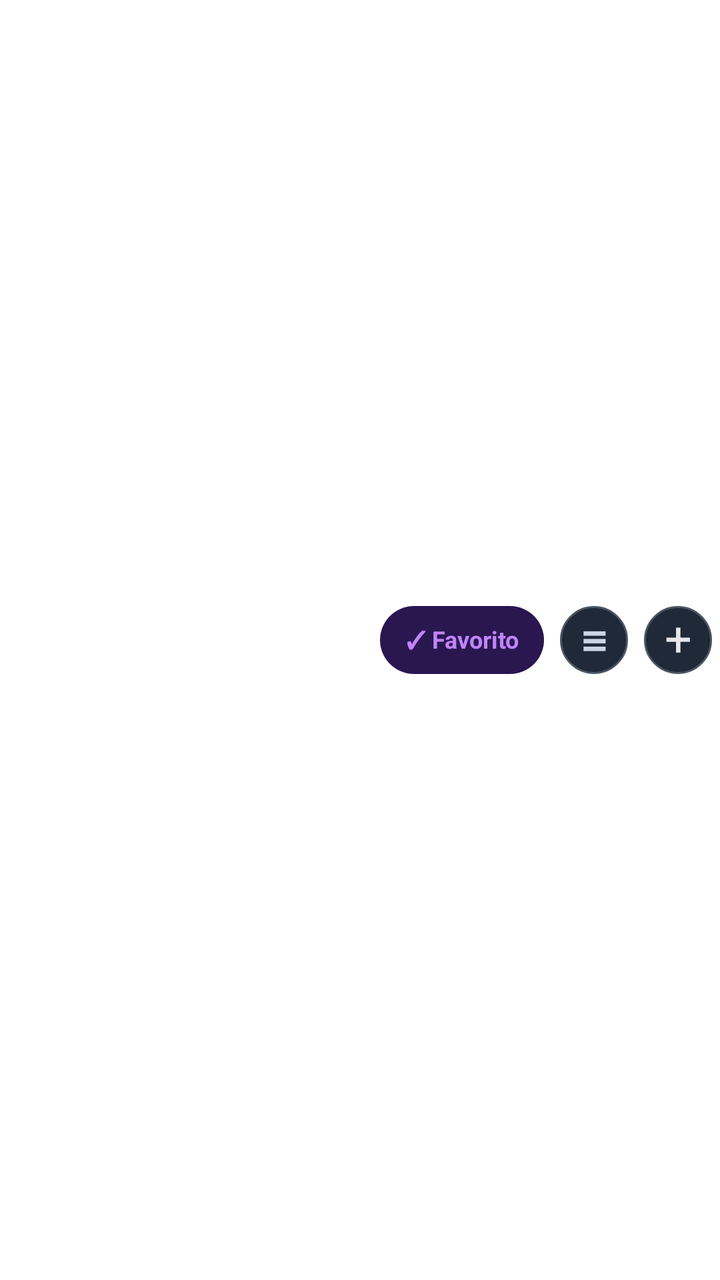
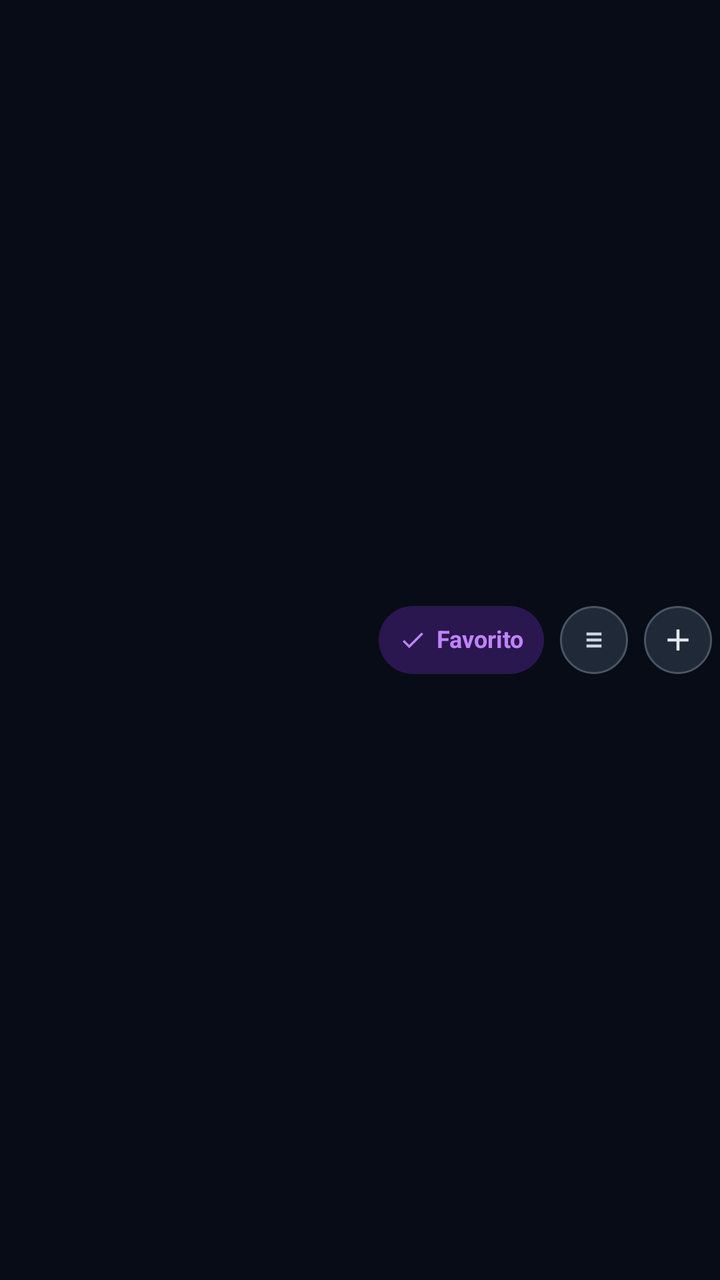

An Android layout rendered at two revisions. The XML below is the earlier revision; the diff shows what the commit changed to produce the second picture.
<!-- AndroidManifest.xml: application theme Theme.OrganizadorApps -->
<!-- res/layout/item_favorite_editor_app.xml -->
<?xml version="1.0" encoding="utf-8"?>
<LinearLayout xmlns:android="http://schemas.android.com/apk/res/android"
    android:id="@+id/favoriteEditorItemRoot"
    android:layout_width="match_parent"
    android:layout_height="58dp"
    android:gravity="center_vertical"
    android:orientation="horizontal"
    android:paddingStart="4dp"
    android:paddingEnd="4dp">

    <ImageView
        android:id="@+id/imgFavoriteEditorIcon"
        android:layout_width="38dp"
        android:layout_height="38dp"
        android:contentDescription="@null" />

    <TextView
        android:id="@+id/txtFavoriteEditorName"
        android:layout_width="0dp"
        android:layout_height="wrap_content"
        android:layout_marginStart="14dp"
        android:layout_weight="1"
        android:ellipsize="end"
        android:includeFontPadding="false"
        android:maxLines="1"
        android:textColor="#F4F7FB"
        android:textSize="15sp"
        android:textStyle="bold" />

    <TextView
        android:id="@+id/txtFavoriteEditorBadge"
        android:layout_width="wrap_content"
        android:layout_height="34dp"
        android:layout_marginEnd="8dp"
        android:background="@drawable/bg_favorite_badge"
        android:gravity="center"
        android:includeFontPadding="false"
        android:minWidth="82dp"
        android:paddingStart="10dp"
        android:paddingEnd="10dp"
        android:text="✓ Favorito"
        android:textColor="#C084FC"
        android:textSize="12sp"
        android:textStyle="bold" />

    <TextView
        android:id="@+id/txtFavoriteEditorDragHandle"
        android:layout_width="34dp"
        android:layout_height="34dp"
        android:layout_marginEnd="8dp"
        android:background="@drawable/bg_favorite_action_circle"
        android:gravity="center"
        android:includeFontPadding="false"
        android:text="≡"
        android:textColor="#CBD5E1"
        android:textSize="22sp"
        android:textStyle="bold" />

    <TextView
        android:id="@+id/btnFavoriteEditorAction"
        android:layout_width="34dp"
        android:layout_height="34dp"
        android:background="@drawable/bg_favorite_action_circle"
        android:gravity="center"
        android:includeFontPadding="false"
        android:text="+"
        android:textColor="#E5E7EB"
        android:textSize="24sp" />

</LinearLayout>
<!-- resources referenced by this layout -->
<resources>
  <!-- drawable bg_favorite_action_circle (drawable) -->
  <?xml version="1.0" encoding="utf-8"?>
  <shape xmlns:android="http://schemas.android.com/apk/res/android"
      android:shape="oval">
  
      <solid android:color="#1F2937" />
  
      <stroke
          android:width="1dp"
          android:color="#4B5563" />
  
  </shape>
  <!-- drawable bg_favorite_badge (drawable) -->
  <?xml version="1.0" encoding="utf-8"?>
  <shape xmlns:android="http://schemas.android.com/apk/res/android">
  
      <solid android:color="#2A174F" />
  
      <corners android:radius="18dp" />
  
  </shape>
  <style name="Theme.OrganizadorApps" parent="Theme.MaterialComponents.DayNight.NoActionBar">
          <item name="colorPrimary">@color/purple_500</item>
          <item name="colorPrimaryVariant">@color/purple_700</item>
          <item name="colorOnPrimary">@color/white</item>
          <item name="colorSecondary">@color/teal_200</item>
          <item name="colorSecondaryVariant">@color/teal_700</item>
          <item name="colorOnSecondary">@color/black</item>
          <item name="android:windowNoTitle">true</item>
          <item name="windowNoTitle">true</item>
          <item name="android:windowActionBar">false</item>
          <item name="windowActionBar">false</item>
          <item name="android:statusBarColor">@android:color/transparent</item>
          <item name="android:navigationBarColor">@android:color/transparent</item>
          <item name="android:windowLightStatusBar">false</item>
          <item name="android:windowLightNavigationBar" tools:targetApi="o_mr1">false</item>
      </style>
  <color name="purple_500">#FF6200EE</color>
  <color name="purple_700">#FF3700B3</color>
  <color name="white">#FFFFFFFF</color>
  <color name="teal_200">#FF03DAC5</color>
  <color name="teal_700">#FF018786</color>
  <color name="black">#FF000000</color>
</resources>

<!-- the commit's change to res/layout/item_favorite_editor_app.xml (unified diff, before → after) -->
@@ -27,44 +27,55 @@
         android:textSize="15sp"
         android:textStyle="bold" />
 
-    <TextView
+    <LinearLayout
         android:id="@+id/txtFavoriteEditorBadge"
         android:layout_width="wrap_content"
         android:layout_height="34dp"
         android:layout_marginEnd="8dp"
         android:background="@drawable/bg_favorite_badge"
         android:gravity="center"
-        android:includeFontPadding="false"
         android:minWidth="82dp"
+        android:orientation="horizontal"
         android:paddingStart="10dp"
-        android:paddingEnd="10dp"
-        android:text="✓ Favorito"
-        android:textColor="#C084FC"
-        android:textSize="12sp"
-        android:textStyle="bold" />
+        android:paddingEnd="10dp">
 
-    <TextView
+        <ImageView
+            android:layout_width="14dp"
+            android:layout_height="14dp"
+            android:layout_marginEnd="5dp"
+            android:src="@drawable/ic_favorite_check"
+            android:tint="#C084FC" />
+
+        <TextView
+            android:layout_width="wrap_content"
+            android:layout_height="wrap_content"
+            android:includeFontPadding="false"
+            android:text="Favorito"
+            android:textColor="#C084FC"
+            android:textSize="12sp"
+            android:textStyle="bold" />
+
+    </LinearLayout>
+
+    <ImageView
         android:id="@+id/txtFavoriteEditorDragHandle"
         android:layout_width="34dp"
         android:layout_height="34dp"
         android:layout_marginEnd="8dp"
         android:background="@drawable/bg_favorite_action_circle"
-        android:gravity="center"
-        android:includeFontPadding="false"
-        android:text="≡"
-        android:textColor="#CBD5E1"
-        android:textSize="22sp"
-        android:textStyle="bold" />
+        android:contentDescription="Ordenar favorito"
+        android:padding="8dp"
+        android:src="@drawable/ic_drag_handle"
+        android:tint="#CBD5E1" />
 
-    <TextView
+    <ImageView
         android:id="@+id/btnFavoriteEditorAction"
         android:layout_width="34dp"
         android:layout_height="34dp"
         android:background="@drawable/bg_favorite_action_circle"
-        android:gravity="center"
-        android:includeFontPadding="false"
-        android:text="+"
-        android:textColor="#E5E7EB"
-        android:textSize="24sp" />
+        android:contentDescription="Agregar o quitar favorito"
+        android:padding="8dp"
+        android:src="@drawable/ic_add"
+        android:tint="#E5E7EB" />
 
 </LinearLayout>
<!-- resource entries referenced after the edit -->
@@ -21,6 +21,18 @@
       <corners android:radius="18dp" />
   
   </shape>
+  <!-- drawable ic_add (drawable) -->
+  <vector xmlns:android="http://schemas.android.com/apk/res/android" android:width="24dp" android:height="24dp" android:viewportWidth="24" android:viewportHeight="24">
+      <path android:fillColor="#FFFFFFFF" android:pathData="M19,13h-6v6h-2v-6H5v-2h6V5h2v6h6z"/>
+  </vector>
+  <!-- drawable ic_drag_handle (drawable) -->
+  <vector xmlns:android="http://schemas.android.com/apk/res/android" android:width="24dp" android:height="24dp" android:viewportWidth="24" android:viewportHeight="24">
+      <path android:fillColor="#FFFFFFFF" android:pathData="M7,7h10v2H7zM7,11h10v2H7zM7,15h10v2H7z"/>
+  </vector>
+  <!-- drawable ic_favorite_check (drawable) -->
+  <vector xmlns:android="http://schemas.android.com/apk/res/android" android:width="24dp" android:height="24dp" android:viewportWidth="24" android:viewportHeight="24">
+      <path android:fillColor="#FFFFFFFF" android:pathData="M9,16.2 4.8,12 3.4,13.4 9,19 21,7 19.6,5.6z"/>
+  </vector>
   <style name="Theme.OrganizadorApps" parent="Theme.MaterialComponents.DayNight.NoActionBar">
           <item name="colorPrimary">@color/purple_500</item>
           <item name="colorPrimaryVariant">@color/purple_700</item>
@@ -32,6 +44,11 @@
           <item name="windowNoTitle">true</item>
           <item name="android:windowActionBar">false</item>
           <item name="windowActionBar">false</item>
+          <item name="android:windowIsTranslucent">false</item>
+          <item name="android:windowIsFloating">false</item>
+          <item name="android:windowBackground">#070C16</item>
+          <item name="android:windowDisablePreview">false</item>
+          <item name="android:windowDrawsSystemBarBackgrounds">true</item>
           <item name="android:statusBarColor">@android:color/transparent</item>
           <item name="android:navigationBarColor">@android:color/transparent</item>
           <item name="android:windowLightStatusBar">false</item>
